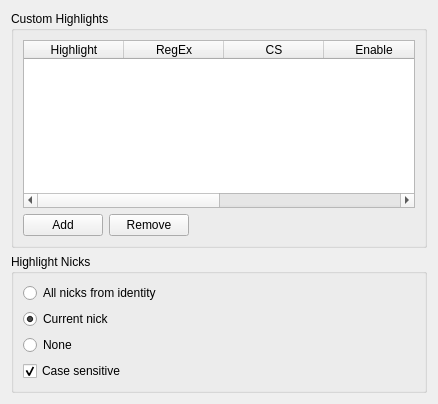
Old version of the form src/qtui/settingspages/corehighlightsettingspage.ui in the repository quassel/quassel.
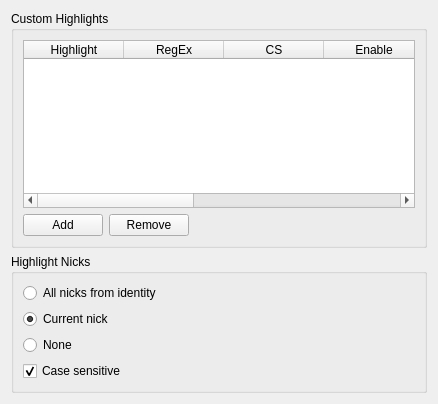
New version of the form.

Commit message:
Implement sender matching for highlight rules
- Implements configuration, sync, and matching behavior for
  sender-based matching in highlight rules
- The match type (regexp or wildcard) is the same as configured for
  the message itself.
- The sender rule has to match exactly

The edit to the form file:
```diff
--- a/src/qtui/settingspages/corehighlightsettingspage.ui
+++ b/src/qtui/settingspages/corehighlightsettingspage.ui
@@ -53,6 +53,11 @@
           <string>Inverse</string>
          </property>
         </column>
+        <column>
+         <property name="text">
+          <string>Sender</string>
+         </property>
+        </column>
         <column>
          <property name="text">
           <string>Channel</string>
```
The commit also changes 5 other files.
